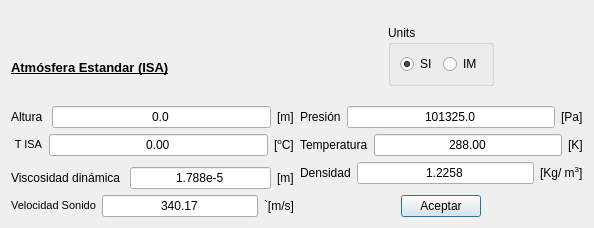
Above: atmosfera_estandar/layout_atmosfera_estandar.ui from enritoomey/DiagramaDeRafagasyManiobras before the change. Below: the same form after it.
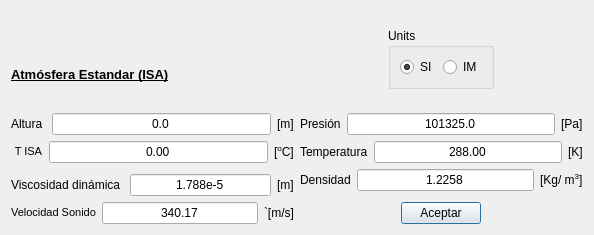
That is the form after the change.

```diff
--- a/atmosfera_estandar/layout_atmosfera_estandar.ui
+++ b/atmosfera_estandar/layout_atmosfera_estandar.ui
@@ -10,7 +10,7 @@
     <x>0</x>
     <y>0</y>
     <width>594</width>
-    <height>228</height>
+    <height>235</height>
    </rect>
   </property>
   <property name="windowTitle">
```
Left out of the diff: 2 changed lines with no effect on the pictures.
